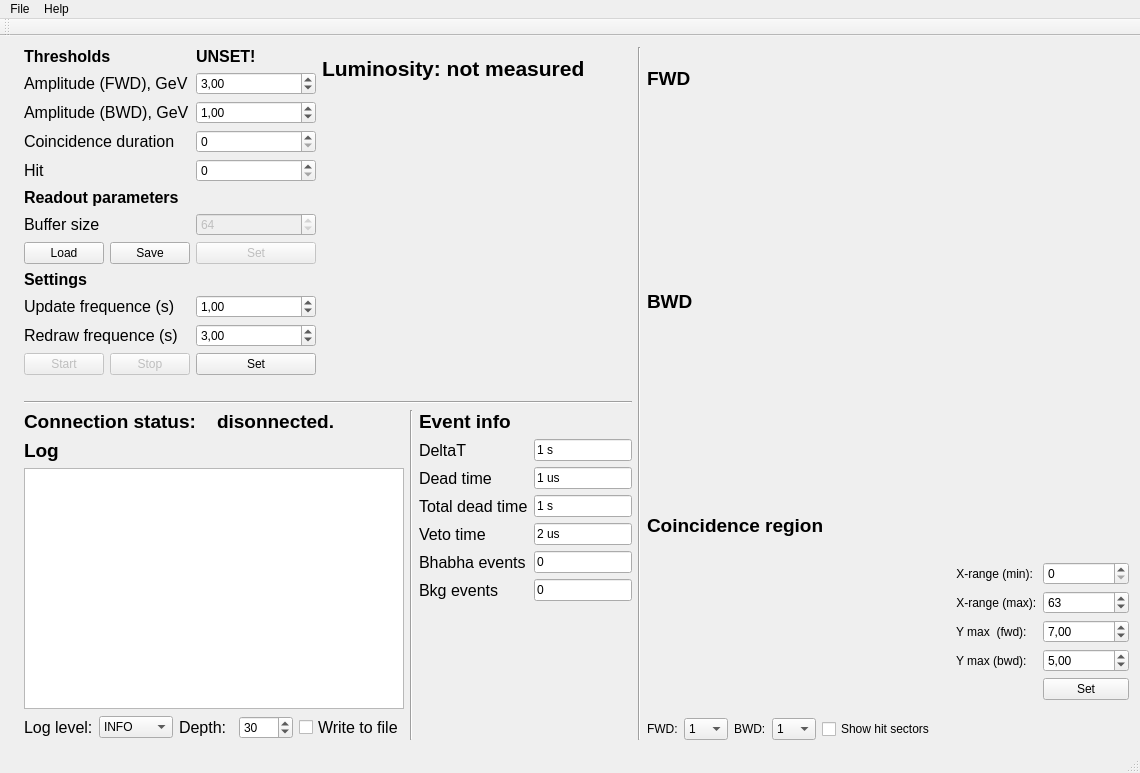
Above: LOM/forms/LOMView.ui from DaryaShirokova/LOM before the change. Below: the same form after it.
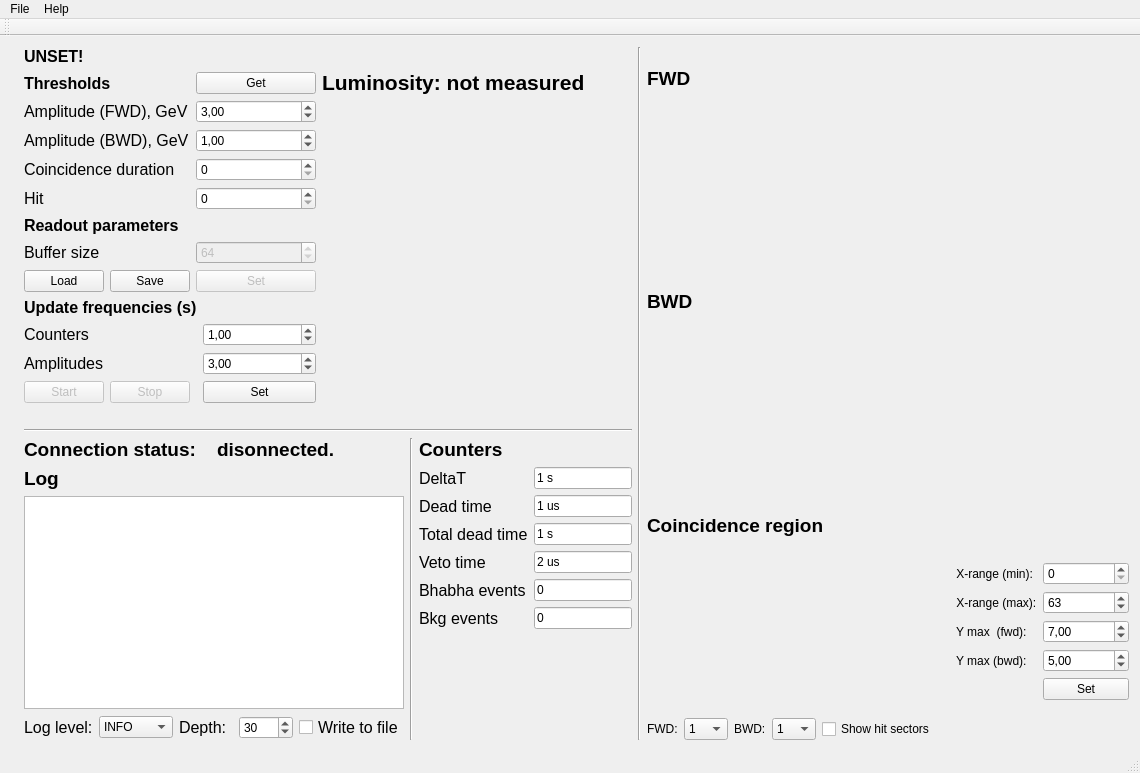
That is the form after the change. Custom widgets are drawn as their Qt base class.

Commit message: LOMCounters class added.

What changed in the file:
```diff
--- a/LOM/forms/LOMView.ui
+++ b/LOM/forms/LOMView.ui
@@ -47,7 +47,7 @@
             </property>
             <item>
              <layout class="QFormLayout" name="formLayout">
-              <item row="0" column="0">
+              <item row="1" column="0">
                <widget class="QLabel" name="label">
                 <property name="font">
                  <font>
@@ -61,21 +61,7 @@
                 </property>
                </widget>
               </item>
-              <item row="0" column="1">
-               <widget class="QLabel" name="thresholdStatusLabel">
-                <property name="font">
-                 <font>
-                  <pointsize>12</pointsize>
-                  <weight>75</weight>
-                  <bold>true</bold>
-                 </font>
-                </property>
-                <property name="text">
-                 <string>UNSET!</string>
-                </property>
-               </widget>
-              </item>
-              <item row="1" column="0">
+              <item row="2" column="0">
                <widget class="QLabel" name="thresholdFELabel">
                 <property name="font">
                  <font>
@@ -87,7 +73,7 @@
                 </property>
                </widget>
               </item>
-              <item row="1" column="1">
+              <item row="2" column="1">
                <widget class="QDoubleSpinBox" name="spinBoxAmplFWD">
                 <property name="maximum">
                  <double>10.000000000000000</double>
@@ -100,7 +86,7 @@
                 </property>
                </widget>
               </item>
-              <item row="2" column="0">
+              <item row="3" column="0">
                <widget class="QLabel" name="thresholdBELabel">
                 <property name="font">
                  <font>
@@ -112,7 +98,7 @@
                 </property>
                </widget>
               </item>
-              <item row="2" column="1">
+              <item row="3" column="1">
                <widget class="QDoubleSpinBox" name="spinBoxAmplBWD">
                 <property name="maximum">
                  <double>10.000000000000000</double>
@@ -125,7 +111,7 @@
                 </property>
                </widget>
               </item>
-              <item row="3" column="0">
+              <item row="4" column="0">
                <widget class="QLabel" name="coincidenceDurationLabel">
                 <property name="font">
                  <font>
@@ -137,14 +123,14 @@
                 </property>
                </widget>
               </item>
-              <item row="3" column="1">
+              <item row="4" column="1">
                <widget class="QSpinBox" name="spinBoxCoinDur">
                 <property name="locale">
                  <locale language="English" country="UnitedStates"/>
                 </property>
                </widget>
               </item>
-              <item row="4" column="0">
+              <item row="5" column="0">
                <widget class="QLabel" name="backgroundThresholdLabel">
                 <property name="font">
                  <font>
@@ -156,14 +142,14 @@
                 </property>
                </widget>
               </item>
-              <item row="4" column="1">
+              <item row="5" column="1">
                <widget class="QSpinBox" name="spinBoxBkg">
                 <property name="locale">
                  <locale language="English" country="UnitedStates"/>
                 </property>
                </widget>
               </item>
-              <item row="5" column="0">
+              <item row="6" column="0">
                <widget class="QLabel" name="label_15">
                 <property name="font">
                  <font>
@@ -177,7 +163,7 @@
                 </property>
                </widget>
               </item>
-              <item row="6" column="0">
+              <item row="7" column="0">
                <widget class="QLabel" name="label_14">
                 <property name="font">
                  <font>
@@ -189,7 +175,7 @@
                 </property>
                </widget>
               </item>
-              <item row="6" column="1">
+              <item row="7" column="1">
                <widget class="QSpinBox" name="sbBufferSize">
                 <property name="enabled">
                  <bool>false</bool>
@@ -202,17 +188,7 @@
                 </property>
                </widget>
               </item>
-              <item row="7" column="1">
-               <widget class="QPushButton" name="pushButtonSetThresholds">
-                <property name="enabled">
-                 <bool>false</bool>
-                </property>
-                <property name="text">
-                 <string>Set</string>
-                </property>
-               </widget>
-              </item>
-              <item row="7" column="0">
+              <item row="8" column="0">
                <layout class="QHBoxLayout" name="horizontalLayout_11">
                 <item>
                  <widget class="QPushButton" name="pushButton">
@@ -230,6 +206,37 @@
                 </item>
                </layout>
               </item>
+              <item row="8" column="1">
+               <widget class="QPushButton" name="pushButtonSetThresholds">
+                <property name="enabled">
+                 <bool>false</bool>
+                </property>
+                <property name="text">
+                 <string>Set</string>
+                </property>
+               </widget>
+              </item>
+              <item row="0" column="0">
+               <widget class="QLabel" name="thresholdStatusLabel">
+                <property name="font">
+                 <font>
+                  <pointsize>12</pointsize>
+                  <weight>75</weight>
+                  <bold>true</bold>
+                 </font>
+                </property>
+                <property name="text">
+                 <string>UNSET!</string>
+                </property>
+               </widget>
+              </item>
+              <item row="1" column="1">
+               <widget class="QPushButton" name="pushButtonGetThresholds">
+                <property name="text">
+                 <string>Get</string>
+                </property>
+               </widget>
+              </item>
              </layout>
             </item>
             <item>
@@ -244,7 +251,7 @@
                  </font>
                 </property>
                 <property name="text">
-                 <string>Settings</string>
+                 <string>Update frequencies (s)</string>
                 </property>
                </widget>
               </item>
@@ -256,12 +263,12 @@
                  </font>
                 </property>
                 <property name="text">
-                 <string>Update frequence (s)</string>
+                 <string>Counters</string>
                 </property>
                </widget>
               </item>
               <item row="1" column="1">
-               <widget class="QDoubleSpinBox" name="spinBoxUpdFreq">
+               <widget class="QDoubleSpinBox" name="sbUpdCountersFreq">
                 <property name="minimum">
                  <double>0.100000000000000</double>
                 </property>
@@ -276,20 +283,8 @@
                 </property>
                </widget>
               </item>
-              <item row="2" column="0">
-               <widget class="QLabel" name="redrawFreqLabel">
-                <property name="font">
-                 <font>
-                  <pointsize>12</pointsize>
-                 </font>
-                </property>
-                <property name="text">
-                 <string>Redraw frequence (s)</string>
-                </property>
-               </widget>
-              </item>
               <item row="2" column="1">
-               <widget class="QDoubleSpinBox" name="spinBoxRedrawFreq">
+               <widget class="QDoubleSpinBox" name="sbUpdateAmplsFreq">
                 <property name="minimum">
                  <double>0.100000000000000</double>
                 </property>
@@ -304,16 +299,6 @@
                 </property>
                </widget>
               </item>
-              <item row="3" column="1">
-               <widget class="QPushButton" name="pushButtonSetSettings">
-                <property name="enabled">
-                 <bool>true</bool>
-                </property>
-                <property name="text">
-                 <string>Set</string>
-                </property>
-               </widget>
-              </item>
               <item row="3" column="0">
                <layout class="QHBoxLayout" name="horizontalLayout">
                 <item>
@@ -338,6 +323,28 @@
                 </item>
                </layout>
               </item>
+              <item row="3" column="1">
+               <widget class="QPushButton" name="pushButtonSetSettings">
+                <property name="enabled">
+                 <bool>true</bool>
+                </property>
+                <property name="text">
+                 <string>Set</string>
+                </property>
+               </widget>
+              </item>
+              <item row="2" column="0">
+               <widget class="QLabel" name="updAmplsLabel">
+                <property name="font">
+                 <font>
+                  <pointsize>12</pointsize>
+                 </font>
+                </property>
+                <property name="text">
+                 <string>Amplitudes</string>
+                </property>
+               </widget>
+              </item>
              </layout>
             </item>
            </layout>
@@ -546,7 +553,7 @@
                </font>
               </property>
               <property name="text">
-               <string>Event info</string>
+               <string>Counters</string>
               </property>
              </widget>
             </item>
@@ -563,7 +570,7 @@
              </widget>
             </item>
             <item row="1" column="1">
-             <widget class="QLineEdit" name="dLineEdit">
+             <widget class="QLineEdit" name="leDT">
               <property name="text">
                <string>1 s</string>
               </property>
@@ -585,7 +592,7 @@
              </widget>
             </item>
             <item row="2" column="1">
-             <widget class="QLineEdit" name="deadTimeLineEdit">
+             <widget class="QLineEdit" name="leDeadTime">
               <property name="text">
                <string>1 us</string>
               </property>
@@ -607,7 +614,7 @@
              </widget>
             </item>
             <item row="3" column="1">
-             <widget class="QLineEdit" name="dLineEdit_2">
+             <widget class="QLineEdit" name="leTotalDeadTime">
               <property name="text">
                <string>1 s</string>
               </property>
@@ -629,7 +636,7 @@
              </widget>
             </item>
             <item row="4" column="1">
-             <widget class="QLineEdit" name="vetoTimeLineEdit">
+             <widget class="QLineEdit" name="leVetoTime">
               <property name="text">
                <string>2 us</string>
               </property>
@@ -651,7 +658,7 @@
              </widget>
             </item>
             <item row="5" column="1">
-             <widget class="QLineEdit" name="bhabhaEventsLineEdit">
+             <widget class="QLineEdit" name="leBhabhaEvents">
               <property name="text">
                <string>0</string>
               </property>
@@ -661,7 +668,7 @@
              </widget>
             </item>
             <item row="6" column="1">
-             <widget class="QLineEdit" name="backgroundEventsLineEdit">
+             <widget class="QLineEdit" name="leBackgroundEvents">
               <property name="text">
                <string>0</string>
               </property>
```
Left out of the diff: 41 changed lines with no effect on the pictures. The commit also changes 14 other files.
